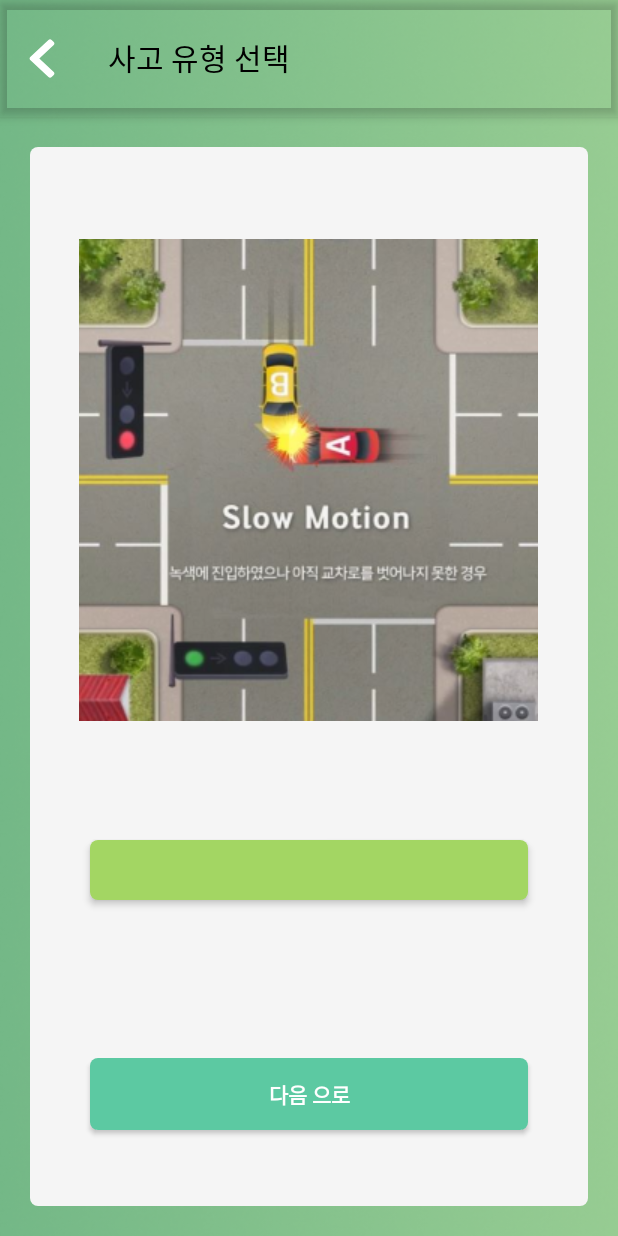
After one commit to kimjiho-cnu/CNU-HMC, an Android app: the InputCaseActivity screen opened directly, with no data from a screen before it, on a phone screen of 412 x 824 dp. The commit adds this screen. Run offline under Robolectric (Android 15) with nearby library versions, the phone set to English and light mode, and no system bars; 2 statements that could not run were skipped.

Commit message:
inputcase UI

```diff
--- a/app/src/main/AndroidManifest.xml
+++ b/app/src/main/AndroidManifest.xml
@@ -9,6 +9,9 @@
         android:roundIcon="@mipmap/ic_launcher_round"
         android:supportsRtl="true"
         android:theme="@style/Theme.CNU_HMC">
+        <activity
+            android:name=".InputCaseActivity"
+            android:exported="true" />
         <activity
             android:name=".InputRoadActivity"
             android:exported="true" />
--- /dev/null
+++ b/app/src/main/java/com/example/cnu_hmc/InputCaseActivity.java
@@ -0,0 +1,89 @@
+package com.example.cnu_hmc;
+
+import androidx.appcompat.app.ActionBar;
+import androidx.appcompat.app.AppCompatActivity;
+import androidx.appcompat.widget.Toolbar;
+
+import android.os.Bundle;
+import android.view.MenuItem;
+import android.view.View;
+import android.widget.AdapterView;
+import android.widget.ArrayAdapter;
+import android.widget.Spinner;
+
+public class InputCaseActivity extends AppCompatActivity {
+
+    Toolbar toolbar_input_case;
+    Spinner spinner_input_case;
+    int spinner_idx, road_case_idx;
+
+    @Override
+    protected void onCreate(Bundle savedInstanceState) {
+        super.onCreate(savedInstanceState);
+        setContentView(R.layout.activity_input_case);
+
+        toolbar_input_case = findViewById(R.id.toolbar_input_case);
+        spinner_input_case = findViewById(R.id.spinner_input_case);
+
+        road_case_idx = getIntent().getIntExtra("ROAD_CASE", -1);
+
+        settingActionBar();
+        settingSpinner();
+    }
+
+    private void settingSpinner() {
+        spinner_idx = 0;
+
+        int arrayNumber = 0;
+
+        if (road_case_idx == 0) {
+            arrayNumber = R.array.case_array1;
+        } else if (road_case_idx == 1) {
+            arrayNumber = R.array.case_array2;
+        } else if (road_case_idx == 2) {
+            arrayNumber = R.array.case_array3;
+        } else if (road_case_idx == 3) {
+            arrayNumber = R.array.case_array4;
+        } else if (road_case_idx == 4) {
+            arrayNumber = R.array.case_array5;
+        } else if (road_case_idx == 5) {
+            arrayNumber = R.array.case_array6;
+        }
+
+        ArrayAdapter<CharSequence> adapter = ArrayAdapter.createFromResource(InputCaseActivity.this, arrayNumber, android.R.layout.simple_spinner_item);
+        adapter.setDropDownViewResource(android.R.layout.simple_spinner_dropdown_item);
+
+        spinner_input_case.setAdapter(adapter);
+        spinner_input_case.setFocusable(true);
+        spinner_input_case.setOnItemSelectedListener(new AdapterView.OnItemSelectedListener() {
+            @Override
+            public void onItemSelected(AdapterView<?> adapterView, View view, int i, long l) {
+                spinner_idx = i;
+            }
+
+            @Override
+            public void onNothingSelected(AdapterView<?> adapterView) {
+
+            }
+        });
+
+    }
+
+    private void settingActionBar() {
+        setSupportActionBar(toolbar_input_case);
+
+        ActionBar actionBar = getSupportActionBar();
+        actionBar.setDisplayHomeAsUpEnabled(true);
+        actionBar.setHomeAsUpIndicator(R.drawable.ic_chevron_left_solid);
+    }
+
+    @Override
+    public boolean onOptionsItemSelected(MenuItem item) {
+        if (item.getItemId() == android.R.id.home) {
+            finish();
+            return true;
+        }
+
+        return super.onOptionsItemSelected(item);
+    }
+}
--- /dev/null
+++ b/app/src/main/res/layout/activity_input_case.xml
@@ -0,0 +1,106 @@
+<?xml version="1.0" encoding="utf-8"?>
+<androidx.constraintlayout.widget.ConstraintLayout xmlns:android="http://schemas.android.com/apk/res/android"
+    xmlns:app="http://schemas.android.com/apk/res-auto"
+    xmlns:tools="http://schemas.android.com/tools"
+    android:layout_width="match_parent"
+    android:layout_height="match_parent"
+    android:background="@drawable/input_road_background"
+    tools:context=".InputCaseActivity">
+
+    <LinearLayout
+        android:layout_width="match_parent"
+        android:layout_height="match_parent"
+        android:orientation="vertical"
+        android:weightSum="10">
+
+        <com.google.android.material.appbar.AppBarLayout
+            android:layout_width="match_parent"
+            android:layout_height="0dp"
+            android:layout_weight="1"
+            android:background="@android:color/transparent"
+            android:elevation="3dp"
+            android:gravity="center_vertical">
+
+            <androidx.appcompat.widget.Toolbar
+                android:id="@+id/toolbar_input_case"
+                android:layout_width="match_parent"
+                android:layout_height="wrap_content"
+                android:paddingLeft="30dp"
+                android:theme="@style/ToolbarTheme2"
+                app:title="사고 유형 선택"
+
+                app:titleTextColor="@color/black" />
+
+        </com.google.android.material.appbar.AppBarLayout>
+
+        <LinearLayout
+            android:layout_width="match_parent"
+            android:layout_height="0dp"
+            android:layout_margin="20dp"
+            android:layout_weight="9"
+            android:background="@drawable/shape_rectangle_round_ivory"
+            android:orientation="vertical"
+            android:weightSum="9.5">
+            <LinearLayout
+                android:layout_width="match_parent"
+                android:layout_height="0dp"
+                android:layout_weight="0.5"/>
+
+            <LinearLayout
+                android:layout_width="match_parent"
+                android:layout_height="0dp"
+                android:layout_weight="5"
+                android:gravity="center">
+
+                <ImageView
+                    android:layout_width="wrap_content"
+                    android:layout_height="wrap_content"
+                    android:layout_margin="10dp"
+                    android:background="@drawable/case1"/>
+
+
+            </LinearLayout>
+
+            <LinearLayout
+                android:layout_width="match_parent"
+                android:layout_height="0dp"
+                android:layout_weight="2"
+                android:gravity="center">
+
+                <Spinner
+                    android:layout_width="match_parent"
+                    android:layout_height="wrap_content"
+                    android:id="@+id/spinner_input_case"
+                    android:spinnerMode="dropdown"
+                    android:theme="@style/SpinnerTheme"
+                    android:elevation="3dp"
+                    android:layout_marginHorizontal="40dp"
+                    android:background="@drawable/shape_button_road2"/>
+
+
+            </LinearLayout>
+
+            <LinearLayout
+                android:layout_width="match_parent"
+                android:layout_height="0dp"
+                android:layout_weight="2"
+                android:gravity="center">
+
+                <Button
+                    android:id="@+id/btn_case"
+                    android:layout_width="match_parent"
+                    android:layout_height="wrap_content"
+                    android:layout_marginHorizontal="40dp"
+                    android:background="@drawable/selector_button_road"
+                    android:elevation="3dp"
+                    android:text="다음 으로"
+                    android:theme="@style/ButtonTheme2" />
+
+
+            </LinearLayout>
+
+        </LinearLayout>
+
+    </LinearLayout>
+
+</androidx.constraintlayout.widget.ConstraintLayout>
--- a/app/src/main/res/layout/activity_input_road.xml
+++ b/app/src/main/res/layout/activity_input_road.xml
@@ -5,7 +5,7 @@
     android:layout_width="match_parent"
     android:layout_height="match_parent"
     android:background="@drawable/input_road_background"
-    tools:context=".ChooseTypeActivity">
+    tools:context=".InputRoadActivity">
 
     <LinearLayout
         android:layout_width="match_parent"
--- /dev/null
+++ b/app/src/main/res/values/spinner_array_case1.xml
@@ -0,0 +1,8 @@
+<?xml version="1.0" encoding="utf-8"?>
+<resources>
+    <string-array name="case_array1">
+        <item>1</item>
+        <item>1</item>
+    </string-array>
+
+</resources>
--- /dev/null
+++ b/app/src/main/res/values/spinner_array_case2.xml
@@ -0,0 +1,8 @@
+<?xml version="1.0" encoding="utf-8"?>
+<resources>
+    <string-array name="case_array2">
+        <item>2</item>
+        <item>2</item>
+    </string-array>
+
+</resources>
--- /dev/null
+++ b/app/src/main/res/values/spinner_array_case3.xml
@@ -0,0 +1,8 @@
+<?xml version="1.0" encoding="utf-8"?>
+<resources>
+    <string-array name="case_array3">
+        <item>3</item>
+        <item>3</item>
+    </string-array>
+
+</resources>
--- /dev/null
+++ b/app/src/main/res/values/spinner_array_case4.xml
@@ -0,0 +1,8 @@
+<?xml version="1.0" encoding="utf-8"?>
+<resources>
+    <string-array name="case_array4">
+        <item>4</item>
+        <item>4</item>
+    </string-array>
+
+</resources>
--- /dev/null
+++ b/app/src/main/res/values/spinner_array_case5.xml
@@ -0,0 +1,8 @@
+<?xml version="1.0" encoding="utf-8"?>
+<resources>
+    <string-array name="case_array5">
+        <item>5</item>
+        <item>5</item>
+    </string-array>
+
+</resources>
--- /dev/null
+++ b/app/src/main/res/values/spinner_array_case6.xml
@@ -0,0 +1,8 @@
+<?xml version="1.0" encoding="utf-8"?>
+<resources>
+    <string-array name="case_array6">
+        <item>6</item>
+        <item>6</item>
+    </string-array>
+
+</resources>
--- a/app/src/main/res/values/style.xml
+++ b/app/src/main/res/values/style.xml
@@ -33,4 +33,10 @@
         <item name="android:textStyle">bold</item>
     </style>
 
+    <style name="SpinnerTheme" parent="Theme.AppCompat.NoActionBar">
+        <item name="android:fontFamily">@font/cafe_24_ssurround_air</item>
+        <item name="android:textColor">@color/white</item>
+        <item name="android:textStyle">bold</item>
+    </style>
+
 </resources>
```
Also changed, not shown: app/src/main/java/com/example/cnu_hmc/InputRoadActivity.java (+43 -0 lines), app/src/main/res/drawable/case1.png (added).
